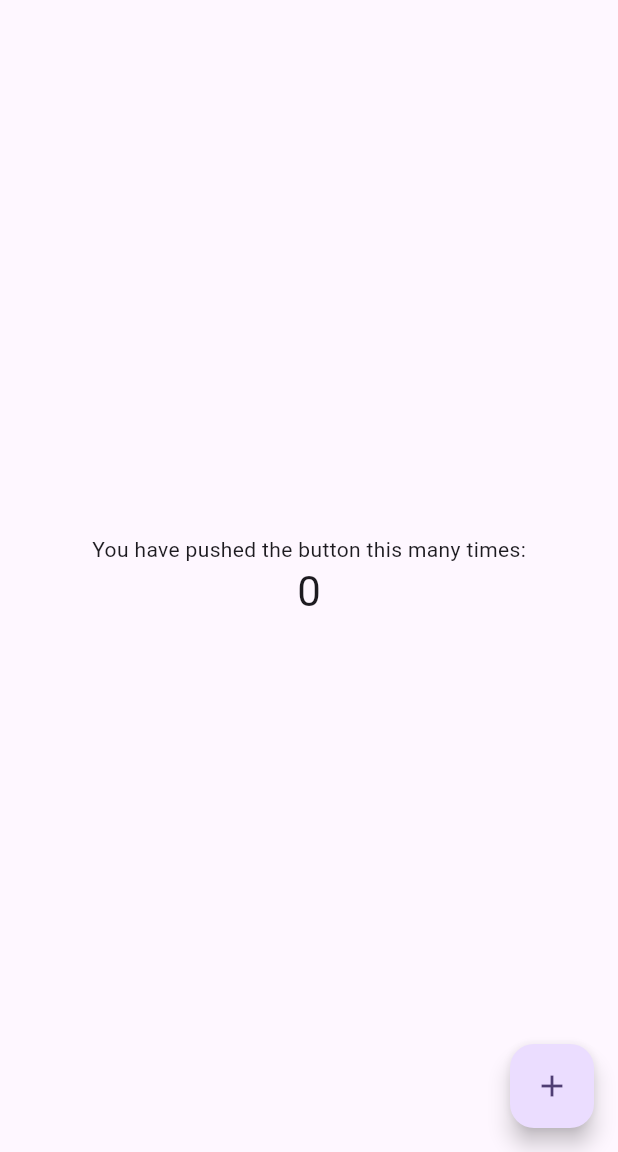
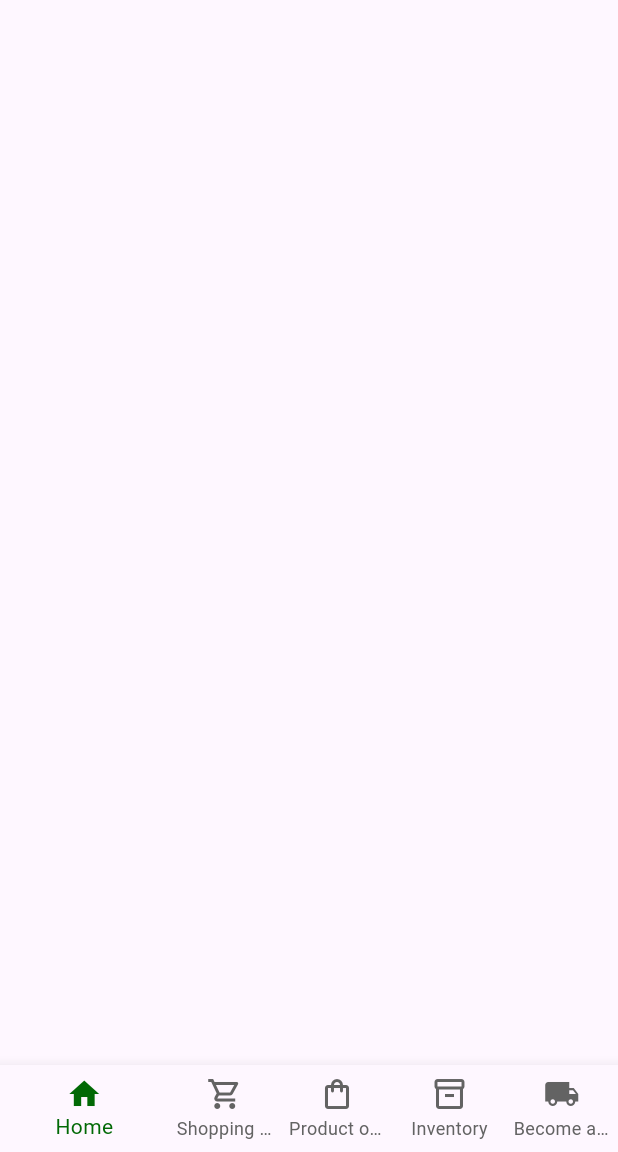
Before and after one commit to Hackfestival/mobile, a Flutter app: the screen it shows after launch, on a phone screen of 412 x 824 dp, the part 84-1236 px from its top. Run offline on Flutter 3.47's test engine with Material 3 defaults, Android fonts, the phone set to English and light mode, and no system bars.

```diff
--- a/lib/main.dart
+++ b/lib/main.dart
@@ -7,27 +7,11 @@ void main() {
 class MyApp extends StatelessWidget {
   const MyApp({super.key});
 
-  // This widget is the root of your application.
   @override
   Widget build(BuildContext context) {
     return MaterialApp(
       title: 'Flutter Demo',
       theme: ThemeData(
-        // This is the theme of your application.
-        //
-        // TRY THIS: Try running your application with "flutter run". You'll see
-        // the application has a purple toolbar. Then, without quitting the app,
-        // try changing the seedColor in the colorScheme below to Colors.green
-        // and then invoke "hot reload" (save your changes or press the "hot
-        // reload" button in a Flutter-supported IDE, or press "r" if you used
-        // the command line to start the app).
-        //
-        // Notice that the counter didn't reset back to zero; the application
-        // state is not lost during the reload. To reset the state, use hot
-        // restart instead.
-        //
-        // This works for code too, not just values: Most code changes can be
-        // tested with just a hot reload.
         colorScheme: ColorScheme.fromSeed(seedColor: Colors.deepPurple),
         useMaterial3: true,
       ),
@@ -38,16 +22,6 @@ class MyApp extends StatelessWidget {
 
 class MyHomePage extends StatefulWidget {
   const MyHomePage({super.key, required this.title});
-  // open
-
-  // This widget is the home page of your application. It is stateful, meaning
-  // that it has a State object (defined below) that contains fields that affect
-  // how it looks.
-
-  // This class is the configuration for the state. It holds the values (in this
-  // case the title) provided by the parent (in this case the App widget) and
-  // used by the build method of the State. Fields in a Widget subclass are
-  // always marked "final".
 
   final String title;
 
@@ -56,71 +30,52 @@ class MyHomePage extends StatefulWidget {
 }
 
 class _MyHomePageState extends State<MyHomePage> {
-  int _counter = 0;
+   int _selectedIndex = 0;
 
-  void _incrementCounter() {
+  void _onItemTapped(int index) {
     setState(() {
-      // This call to setState tells the Flutter framework that something has
-      // changed in this State, which causes it to rerun the build method below
-      // so that the display can reflect the updated values. If we changed
-      // _counter without calling setState(), then the build method would not be
-      // called again, and so nothing would appear to happen.
-      _counter++;
+      _selectedIndex = index;
     });
   }
 
   @override
   Widget build(BuildContext context) {
-    // This method is rerun every time setState is called, for instance as done
-    // by the _incrementCounter method above.
-    //
-    // The Flutter framework has been optimized to make rerunning build methods
-    // fast, so that you can just rebuild anything that needs updating rather
-    // than having to individually change instances of widgets.
     return Scaffold(
       appBar: AppBar(
-        // TRY THIS: Try changing the color here to a specific color (to
-        // Colors.amber, perhaps?) and trigger a hot reload to see the AppBar
-        // change color while the other colors stay the same.
         backgroundColor: Theme.of(context).colorScheme.inversePrimary,
-        // Here we take the value from the MyHomePage object that was created by
-        // the App.build method, and use it to set our appbar title.
         title: Text(widget.title),
       ),
-      body: Center(
-        // Center is a layout widget. It takes a single child and positions it
-        // in the middle of the parent.
-        child: Column(
-          // Column is also a layout widget. It takes a list of children and
-          // arranges them vertically. By default, it sizes itself to fit its
-          // children horizontally, and tries to be as tall as its parent.
-          //
-          // Column has various properties to control how it sizes itself and
-          // how it positions its children. Here we use mainAxisAlignment to
-          // center the children vertically; the main axis here is the vertical
-          // axis because Columns are vertical (the cross axis would be
-          // horizontal).
-          //
-          // TRY THIS: Invoke "debug painting" (choose the "Toggle Debug Paint"
-          // action in the IDE, or press "p" in the console), to see the
-          // wireframe for each widget.
-          mainAxisAlignment: MainAxisAlignment.center,
-          children: <Widget>[
-            const Text(
-              'You have pushed the button this many times:',
-            ),
-            Text(
-              '$_counter',
-              style: Theme.of(context).textTheme.headlineMedium,
-            ),
-          ],
-        ),
+      body: Container(),
+      bottomNavigationBar: BottomNavigationBar(
+        selectedItemColor: const Color(0xFF016905),
+        unselectedItemColor: const Color(0xFF636363),
+        showSelectedLabels: true,
+        showUnselectedLabels: true,
+        currentIndex: _selectedIndex,
+        onTap: _onItemTapped,
+        items: const [
+          BottomNavigationBarItem(
+            icon: Icon(Icons.home),
+            label: 'Home',
+          ),
+          BottomNavigationBarItem(
+            icon: Icon(Icons.shopping_cart_outlined),
+            label: 'Shopping Cart',
+          ),
+          BottomNavigationBarItem(
+            icon: Icon(Icons.shopping_bag_outlined),
+            label: 'Product overview',
+          ),
+          BottomNavigationBarItem(
+            icon: Icon(Icons.inventory_2_outlined),
+            label: 'Inventory',
+          ),
+          BottomNavigationBarItem(
+            icon: Icon(Icons.local_shipping),
+            label: 'Become a producer',
+          ),
+        ],
       ),
-      floatingActionButton: FloatingActionButton(
-        onPressed: _incrementCounter,
-        tooltip: 'Increment',
-        child: const Icon(Icons.add),
-      ), // This trailing comma makes auto-formatting nicer for build methods.
     );
   }
 }
```
Also changed, not shown: lib/screens/main_map.dart (added).
